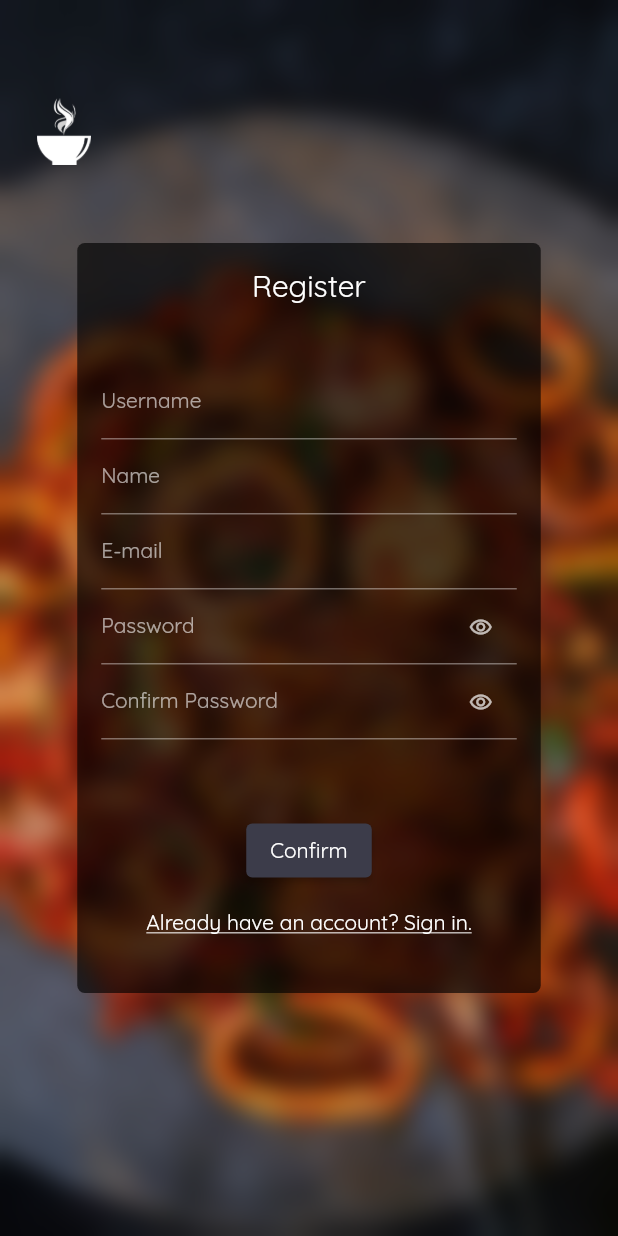
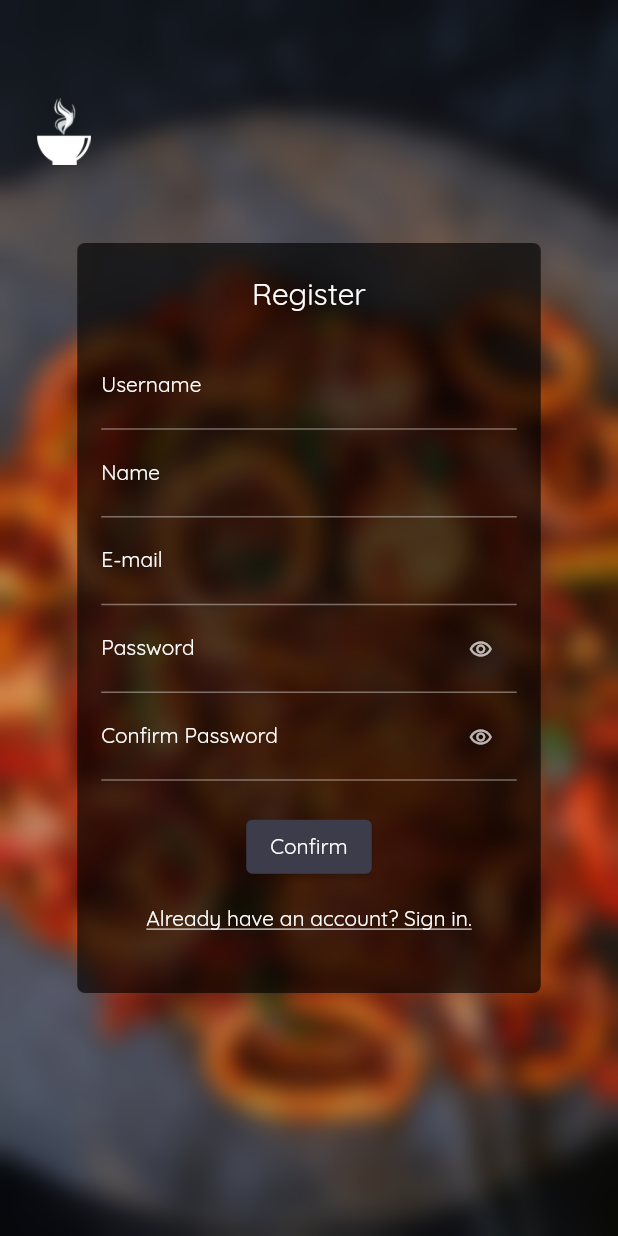
Before and after one commit to imranZMiko/Eten, a Flutter app: the screen it shows after launch, item 3 of the bottom bar chosen, after a tap on "Create new account", on a phone screen of 412 x 824 dp. Run offline on Flutter 3.47's test engine with Material 2 defaults, Android fonts, the phone set to English and light mode, and no system bars; our stand-ins replace cloud_firestore, firebase_auth, firebase_core, firebase_storage, image_picker, shared_preferences; missing offline and left inert: day_night_switcher; accounts and stored records are empty; network calls fail.

Commit message:
Added logo, launcher icon, made random search through a local set of recipes, fixed landscape mode, fixed authentication cards being misaligned when errors given.

```diff
--- a/lib/providers/themeProvider.dart
+++ b/lib/providers/themeProvider.dart
@@ -1,4 +1,5 @@
 import 'package:flutter/material.dart';
+import 'package:shared_preferences/shared_preferences.dart';
 
 class ThemeInfo with ChangeNotifier {
   ThemeMode _themeMode = ThemeMode.dark;
@@ -7,11 +8,24 @@ class ThemeInfo with ChangeNotifier {
     return _themeMode;
   }
 
-  void toggleTheme(bool isDarkModeEnabled){
+  void toggleTheme(bool isDarkModeEnabled) async {
     if(!isDarkModeEnabled)
       _themeMode = ThemeMode.light;
     else
       _themeMode = ThemeMode.dark;
     notifyListeners();
+    final prefs = await SharedPreferences.getInstance();
+    prefs.setString('currentMode', (_themeMode == ThemeMode.light)?'light':'dark');
+  }
+
+  Future<void> getTheme() async {
+    final prefs = await SharedPreferences.getInstance();
+    if(!prefs.containsKey('currentMode'))
+      return;
+    final storedData = prefs.getString('currentMode');
+    if(storedData == 'light')
+      _themeMode = ThemeMode.light;
+    else _themeMode = ThemeMode.dark;
+    notifyListeners();
   }
 }
--- a/lib/screens/about_screen.dart
+++ b/lib/screens/about_screen.dart
@@ -29,9 +29,10 @@ class AboutScreen extends StatelessWidget {
               ),
               elevation: 8.0,
               child: Container(
-                height: deviceSize.height * 0.63,
+                height: 510,
                 width: deviceSize.width * 0.8,
                 padding: EdgeInsets.all(16.0),
+                child: SingleChildScrollView(
                   child: Column(
                     //mainAxisAlignment: MainAxisAlignment.center,
                     children: <Widget>[
@@ -53,7 +54,7 @@ class AboutScreen extends StatelessWidget {
                       Padding(
                         padding: EdgeInsets.all(10),
                         child: Text(
-                        '\nVersion : 1.0.1\n\nAuthors:\nNaima Hasan\nImran Zahid\n\nEten is the Dutch word for food, embodying the app\'s goal to provide feasible recipes for food based on the ingredients available to the user.',
+                          '\nVersion : 1.0.1\n\nAuthors:\nImran Zahid\nNaima Hasan\n\nEten is the Dutch word for food, embodying the app\'s goal to provide feasible recipes for food based on the ingredients available to the user.',
                           style: TextStyle(
                             fontSize: 18,
                           ),
@@ -64,6 +65,7 @@ class AboutScreen extends StatelessWidget {
                 ),
               ),
             ),
+          ),
         ],
       ),
     );
--- a/lib/screens/accounts_logged_out_screen.dart
+++ b/lib/screens/accounts_logged_out_screen.dart
@@ -48,7 +48,7 @@ class AccountsLoggedOutScreen extends StatelessWidget {
               ),
               elevation: 8.0,
               child: Container(
-                height: deviceSize.height * 0.4,
+                height: 300,
                 width: deviceSize.width * 0.7,
                 padding: EdgeInsets.symmetric(vertical: 20, horizontal: 20),
                 child: Column(
--- a/lib/screens/favorites_logged_out.dart
+++ b/lib/screens/favorites_logged_out.dart
@@ -38,7 +38,7 @@ class FavoritesLoggedOutScreen extends StatelessWidget {
               ),
               elevation: 8.0,
               child: Container(
-                height: deviceSize.height * 0.4,
+                height: 300,
                 width: deviceSize.width * 0.7,
                 padding: EdgeInsets.symmetric(vertical: 20, horizontal: 20),
                 child: Column(
--- a/lib/widgets/account_data.dart
+++ b/lib/widgets/account_data.dart
@@ -21,6 +21,12 @@ class _AccountDataState extends State<AccountData> {
   void initState() {
     fieldData.text = widget.data;
     super.initState();
+  }
+
+  @override
+  void dispose() {
+    fieldData.dispose();
+    super.dispose();
   }
 
   @override
--- a/lib/widgets/dismissible_ingredients.dart
+++ b/lib/widgets/dismissible_ingredients.dart
@@ -103,10 +103,10 @@ class _IngredientsDismissibleState extends State<IngredientsDismissible> {
                                   hintText: 'Enter ingredient',
                                   prefixIcon: Padding(
                                     padding: EdgeInsets.only(
-                                        top: 12,
+                                        top: 13,
                                         left: 12,
                                         right: 22,
-                                        bottom: 17),
+                                        bottom: 18),
                                     child: Container(
                                       height: 10,
                                       width: 10,
--- a/lib/widgets/homepage_image.dart
+++ b/lib/widgets/homepage_image.dart
@@ -45,7 +45,7 @@ class HomeImage extends StatelessWidget {
     return Stack(
       children: [
         Container(
-          height: 340,
+          height: 370,
           width: double.infinity,
           child: Image.asset(
             'Assets/Foods/${list[index]['id']}.jpg',
--- a/lib/widgets/item.dart
+++ b/lib/widgets/item.dart
@@ -5,7 +5,7 @@ import 'package:flutter/material.dart';
 class Item extends StatelessWidget {
   const Item({required this.element, Key? key}) : super(key: key);
 
-  final Map<String, String> element;
+  final Map<String, dynamic> element;
 
   @override
   Widget build(BuildContext context) {
@@ -15,7 +15,7 @@ class Item extends StatelessWidget {
             context,
             PageRouteBuilder(
               pageBuilder: (context, animation1, animation2) => RecipeScreen(
-                id: element['id']!,
+                id: '${element['id']!}',
                 title: element['title']!,
               ),
               transitionDuration: Duration(seconds: 0),
@@ -34,7 +34,7 @@ class Item extends StatelessWidget {
                   child: ClipRRect(
                     borderRadius: BorderRadius.circular(5),
                     child: Image.network(
-                      element['imageURL'] as String,
+                      'https://spoonacular.com/recipeImages/${element['id']!}-636x393.jpg',
                       fit: BoxFit.cover,
                     ),
                   ),
@@ -56,9 +56,9 @@ class Item extends StatelessWidget {
                           ),
                         ),
                         FavoriteButton(
-                          id: element['id']!,
+                          id: '${element['id']!}',
                           title: element['title']!,
-                          imageURL: element['imageURL']!,
+                          imageURL: 'https://spoonacular.com/recipeImages/${element['id']!}-636x393.jpg',
                         ),
                       ],
                     ),
--- a/lib/widgets/register_card.dart
+++ b/lib/widgets/register_card.dart
@@ -26,6 +26,8 @@ class RegisterCard extends StatefulWidget {
 class _RegisterCardState extends State<RegisterCard> {
   bool isObscured = true;
   var changeIcon = Icons.remove_red_eye_outlined;
+  TextEditingController controller = TextEditingController();
+
   void initState() {
     isObscured = true;
     changeIcon = Icons.remove_red_eye_outlined;
@@ -47,6 +49,12 @@ class _RegisterCardState extends State<RegisterCard> {
       widget.submitFn(_userEmail.trim(), _userPassword.trim(), _userName.trim(),
           _name.trim(), context);
     }
+  }
+
+  @override
+  void dispose() {
+    controller.dispose();
+    super.dispose();
   }
 
   @override
@@ -72,25 +80,31 @@ class _RegisterCardState extends State<RegisterCard> {
               child: Column(
                 mainAxisAlignment: MainAxisAlignment.center,
                 children: <Widget>[
-                  Text(
+                  Padding(
+                    padding: EdgeInsets.only(top: 5),
+                    child: Text(
                       'Register',
                       style: TextStyle(
                         fontSize: 20,
                       ),
                     ),
+                  ),
                   Padding(
-                    padding: EdgeInsets.only(top: 40, bottom: 50),
-                    child: Container(
-                      height: 250,
+                    padding: EdgeInsets.only(top: 20, bottom: 20),
                     child: Column(
                       children: [
                         Container(
                           width: deviceSize.width * 0.75,
-                            height: 50,
                           child: TextFormField(
                             decoration: InputDecoration(
                               labelText: 'Username',
-                                labelStyle: TextStyle(fontSize: 14),
+                              labelStyle: TextStyle(
+                                  fontSize: 14,
+                                  color: Theme.of(context)
+                                      .textTheme
+                                      .bodyText1!
+                                      .color),
+                              errorStyle: TextStyle(fontSize: 10),
                             ),
                             validator: (value) {
                               if (value!.isEmpty || value.length < 4) {
@@ -105,11 +119,16 @@ class _RegisterCardState extends State<RegisterCard> {
                         ),
                         Container(
                           width: deviceSize.width * 0.75,
-                            height: 50,
                           child: TextFormField(
                             decoration: InputDecoration(
                               labelText: 'Name',
-                                labelStyle: TextStyle(fontSize: 14),
+                              labelStyle: TextStyle(
+                                  fontSize: 14,
+                                  color: Theme.of(context)
+                                      .textTheme
+                                      .bodyText1!
+                                      .color),
+                              errorStyle: TextStyle(fontSize: 10),
                             ),
                             validator: (value) {
                               if (value!.isEmpty || value.length < 4) {
@@ -124,11 +143,16 @@ class _RegisterCardState extends State<RegisterCard> {
                         ),
                         Container(
                           width: deviceSize.width * 0.75,
-                            height: 50,
                           child: TextFormField(
                             decoration: InputDecoration(
                               labelText: 'E-mail',
-                                labelStyle: TextStyle(fontSize: 14),
+                              labelStyle: TextStyle(
+                                  fontSize: 14,
+                                  color: Theme.of(context)
+                                      .textTheme
+                                      .bodyText1!
+                                      .color),
+                              errorStyle: TextStyle(fontSize: 10),
                             ),
                             keyboardType: TextInputType.emailAddress,
                             validator: (value) {
@@ -144,11 +168,17 @@ class _RegisterCardState extends State<RegisterCard> {
                         ),
                         Container(
                           width: deviceSize.width * 0.75,
-                            height: 50,
                           child: TextFormField(
+                            controller: controller,
                             decoration: InputDecoration(
                               labelText: 'Password',
-                                labelStyle: TextStyle(fontSize: 14),
+                              labelStyle: TextStyle(
+                                  fontSize: 14,
+                                  color: Theme.of(context)
+                                      .textTheme
+                                      .bodyText1!
+                                      .color),
+                              errorStyle: TextStyle(fontSize: 10),
                               suffixIcon: IconButton(
                                 onPressed: () {
                                   setState(
@@ -179,11 +209,16 @@ class _RegisterCardState extends State<RegisterCard> {
                         ),
                         Container(
                           width: deviceSize.width * 0.75,
-                            height: 50,
                           child: TextFormField(
                             decoration: InputDecoration(
                               labelText: 'Confirm Password',
-                                labelStyle: TextStyle(fontSize: 14),
+                              labelStyle: TextStyle(
+                                  fontSize: 14,
+                                  color: Theme.of(context)
+                                      .textTheme
+                                      .bodyText1!
+                                      .color),
+                              errorStyle: TextStyle(fontSize: 10),
                               suffixIcon: IconButton(
                                 onPressed: () {
                                   setState(
@@ -205,13 +240,14 @@ class _RegisterCardState extends State<RegisterCard> {
                               if (value!.isEmpty || value.length < 5) {
                                 return 'Password is too short!';
                               }
+                              if (value != controller.text)
+                                return 'Passwords do not match!';
                             },
                             onSaved: (value) {},
                             obscureText: isObscured,
                           ),
                         ),
                       ],
-                      ),
                     ),
                   ),
                   ElevatedButton(
--- a/lib/widgets/search_results.dart
+++ b/lib/widgets/search_results.dart
@@ -41,14 +41,14 @@ class _SearchResultsState extends State<SearchResults> {
     mode = widget.mode;
     if (mode == SearchMode.ingredients) {
       url =
-          'https://api.spoonacular.com/recipes/complexSearch?apiKey=3de7b3d7a06f401a8210e4c5a7f3ba7c&number=3&sort=min-missing-ingredients&includeIngredients=';
+          'https://api.spoonacular.com/recipes/complexSearch?apiKey=37e290723fbf4ec39f61725f2018303f&number=3&sort=min-missing-ingredients&includeIngredients=';
       for (int i = 0; i < widget.ingredients.length; i++) {
         if (i != 0) url += ",";
         url += "${widget.ingredients[i]}";
       }
     } else
       url =
-          'https://api.spoonacular.com/recipes/complexSearch?apiKey=3de7b3d7a06f401a8210e4c5a7f3ba7c&number=3&query=$query';
+          'https://api.spoonacular.com/recipes/complexSearch?apiKey=37e290723fbf4ec39f61725f2018303f&number=3&query=$query';
 
     print(url);
     super.initState();
--- a/lib/widgets/tab_bar.dart
+++ b/lib/widgets/tab_bar.dart
@@ -1,9 +1,10 @@
+import 'package:eten/providers/themeProvider.dart';
 import 'package:eten/screens/account_screen.dart';
 import 'package:eten/screens/favorites_screen.dart';
 import 'package:eten/screens/homepage_screen.dart';
 import 'package:eten/screens/search_screen.dart';
 import 'package:flutter/material.dart';
-
+import 'package:provider/provider.dart';
 
 class TabsScreen extends StatefulWidget {
   @override
@@ -14,9 +15,13 @@ class TabsScreen extends StatefulWidget {
 
 class _TabsScreenState extends State<TabsScreen> {
   final List<Widget> _pages = [
-    HomePageScreen(key: ValueKey('homepage screen'),),
+    HomePageScreen(
+      key: ValueKey('homepage screen'),
+    ),
     SearchScreen(),
-    FavoritesScreen(key: ValueKey('favorites screen'),),
+    FavoritesScreen(
+      key: ValueKey('favorites screen'),
+    ),
     AccountScreen(),
   ];
   int _selectedPageIndex = 0;
@@ -27,8 +32,24 @@ class _TabsScreenState extends State<TabsScreen> {
     });
   }
 
+  late Future _themeFuture;
+
+  Future _obtainThemeFuture() {
+    return Provider.of<ThemeInfo>(context, listen: false).getTheme();
+  }
+
+  @override
+  void initState() {
+    _themeFuture = _obtainThemeFuture();
+    super.initState();
+  }
+
   @override
   Widget build(BuildContext context) {
+    return FutureBuilder(
+      builder: (ctx, snapShot) {
+        if (snapShot.connectionState == ConnectionState.waiting)
+          return Container();
         return Scaffold(
           body: _pages[_selectedPageIndex],
           bottomNavigationBar: BottomNavigationBar(
@@ -62,5 +83,8 @@ class _TabsScreenState extends State<TabsScreen> {
             ],
           ),
         );
+      },
+      future: _themeFuture,
+    );
   }
 }
```
Also changed, not shown: lib/providers/randomProvider.dart (+163 -29 lines), lib/screens/recipe_screen.dart (+16 -6 lines), lib/widgets/change_password_card.dart (+32 -10 lines), lib/widgets/log_in_card.dart (+14 -7 lines), pubspec.yaml (+8 -0 lines), Assets/LogoWithoutEdge.png, Assets/logo.png, pubspec.lock, 22 other files. Lines whose indentation alone changed are shown as unchanged.
